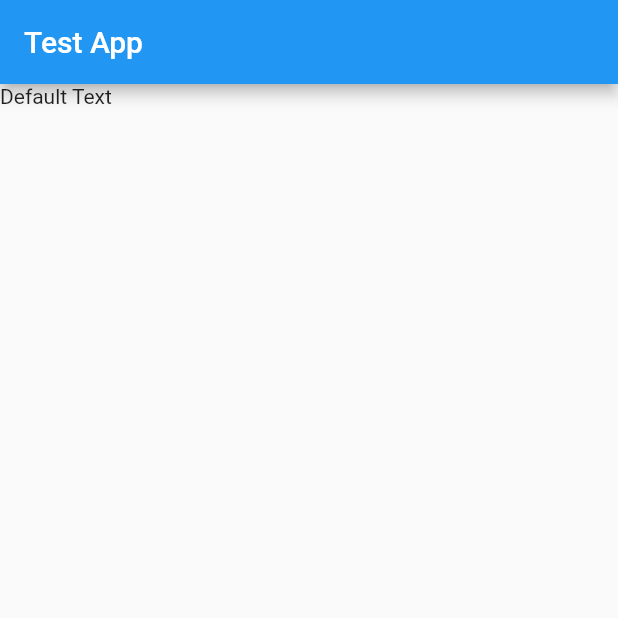
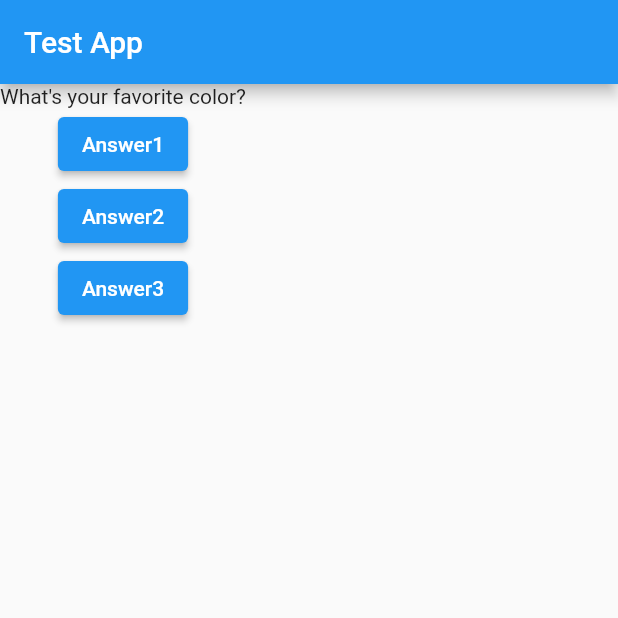
Before and after one commit to EpochBoy/FlutterDart, a Flutter app: the screen it shows after launch, on a phone screen of 412 x 824 dp, the top half of it. Run offline on Flutter 3.47's test engine with Material 2 defaults, Android fonts, the phone set to English and light mode, and no system bars.

Commit message:
Manipulating Sate

```diff
--- a/flutter_complete_guide/lib/main.dart
+++ b/flutter_complete_guide/lib/main.dart
@@ -3,18 +3,42 @@ import 'package:flutter/material.dart';
 // void main() {
 //   runApp(MyApp());
 // }
-
 void main() => runApp(MyApp());
 
-class MyApp extends StatelessWidget {
+class MyApp extends StatefulWidget {
+  @override
+  State<StatefulWidget> createState() {
+    return MyAppState();
+  }
+}
+
+class MyAppState extends State<MyApp> {
+  int questionIndex = 0;
+
+  void answerQuestion() {
+    setState(() => {questionIndex = questionIndex + 1});
+    print(questionIndex);
+  }
+
   @override
   Widget build(BuildContext context) {
+    var questions = [
+      'What\'s your favorite color?',
+      'What\'s your favorite animal',
+      'What\s your favorite language'
+    ];
+
     return MaterialApp(
       home: Scaffold(
         appBar: AppBar(
           title: Text('Test App'),
         ),
-        body: Text('Default Text'),
+        body: Column(children: [
+          Text(questions[questionIndex]),
+          ElevatedButton(child: Text('Answer1'), onPressed: answerQuestion),
+          ElevatedButton(child: Text('Answer2'), onPressed: answerQuestion),
+          ElevatedButton(child: Text('Answer3'), onPressed: answerQuestion),
+        ]),
       ),
     );
   }
```
